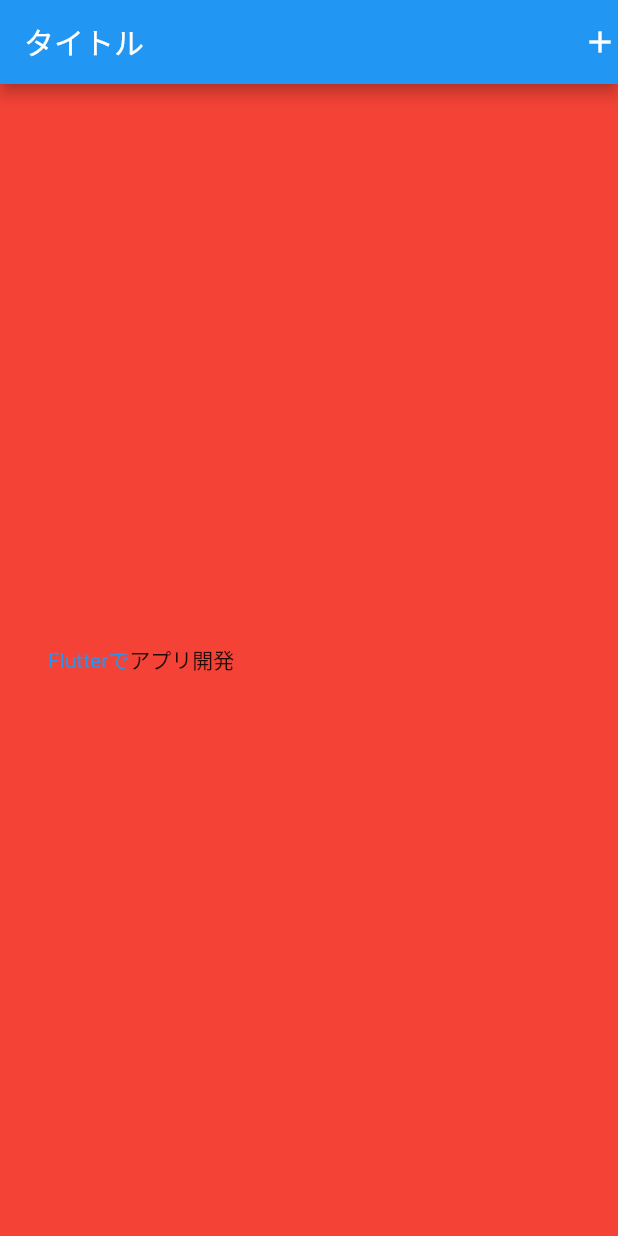
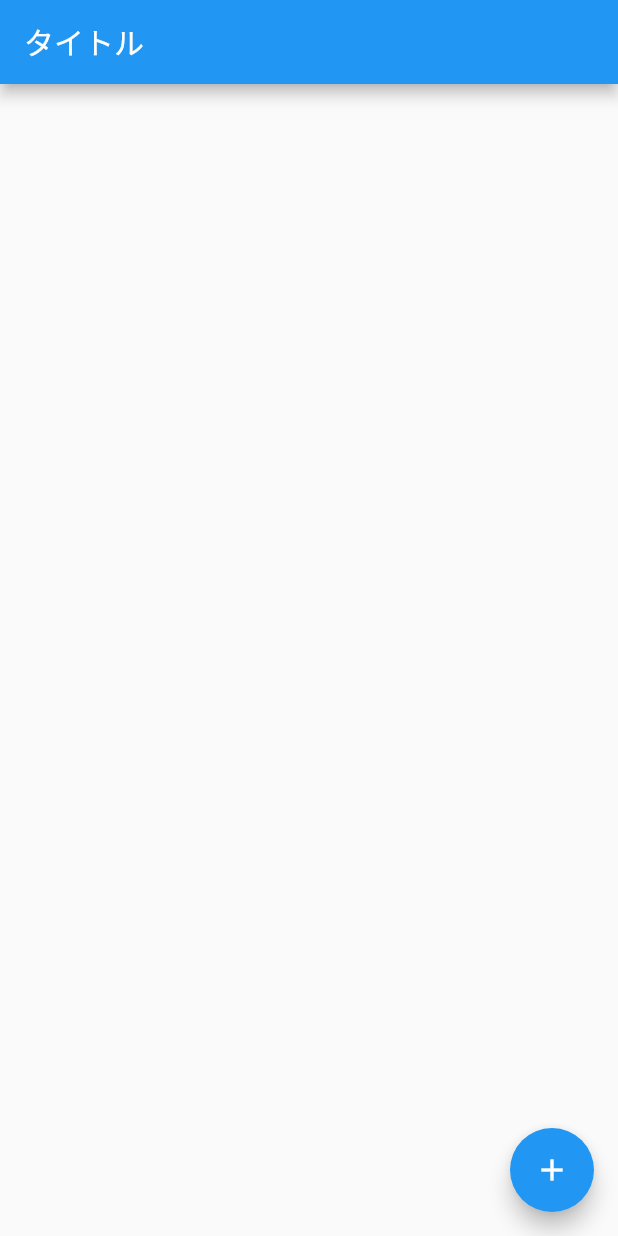
Before and after one commit to knts0/flutter_app, a Flutter app: the screen it shows after launch, on a phone screen of 412 x 824 dp. Run offline on Flutter 3.47's test engine with Material 2 defaults, Android fonts, the phone set to English and light mode, and no system bars; statements that could not run were skipped.

Commit message:
change content of main

```diff
--- a/lib/main.dart
+++ b/lib/main.dart
@@ -24,29 +24,17 @@ class MyApp extends StatelessWidget {
         primarySwatch: Colors.blue,
       ),
       home: Scaffold(
-        backgroundColor: Colors.yellow,
         appBar: AppBar(
           title: Text('タイトル'),
-          actions: <Widget>[Icon(Icons.add)],
         ),
-        body: Container(
-          height: double.infinity,
-          color: Colors.red,
-          child: Padding(
-            padding: const EdgeInsets.all(32.0),
-            child: Row(
-                  children: <Widget>[
-                    Text(
-                      'Flutterで',
-                      style: TextStyle(color: Colors.blue),
-                    ),
-                    Text(
-                      'アプリ開発',
-                    )
-                  ]
-            ),
-          ),
-        )
+        body: Center(
+          child: Container()
+        ),
+        floatingActionButton: FloatingActionButton(
+          onPressed: _incrementCounter,
+          tooltip: 'Increment',
+          child: Icon(Icons.add),
+        ),
       )
     );
   }
@@ -99,12 +87,7 @@ class _MyHomePageState extends State<MyHomePage> {
         title: Text('タイトルテスト'),
       ),
       body: Center(
-        // Center is a layout widget. It takes a single child and positions it
-        // in the middle of the parent.
-        child: RaisedButton(
-          child: Text('次へ'),
-          onPressed: () {},
-        ),
+        child: Container()
       ),
       floatingActionButton: FloatingActionButton(
         onPressed: _incrementCounter,
```
